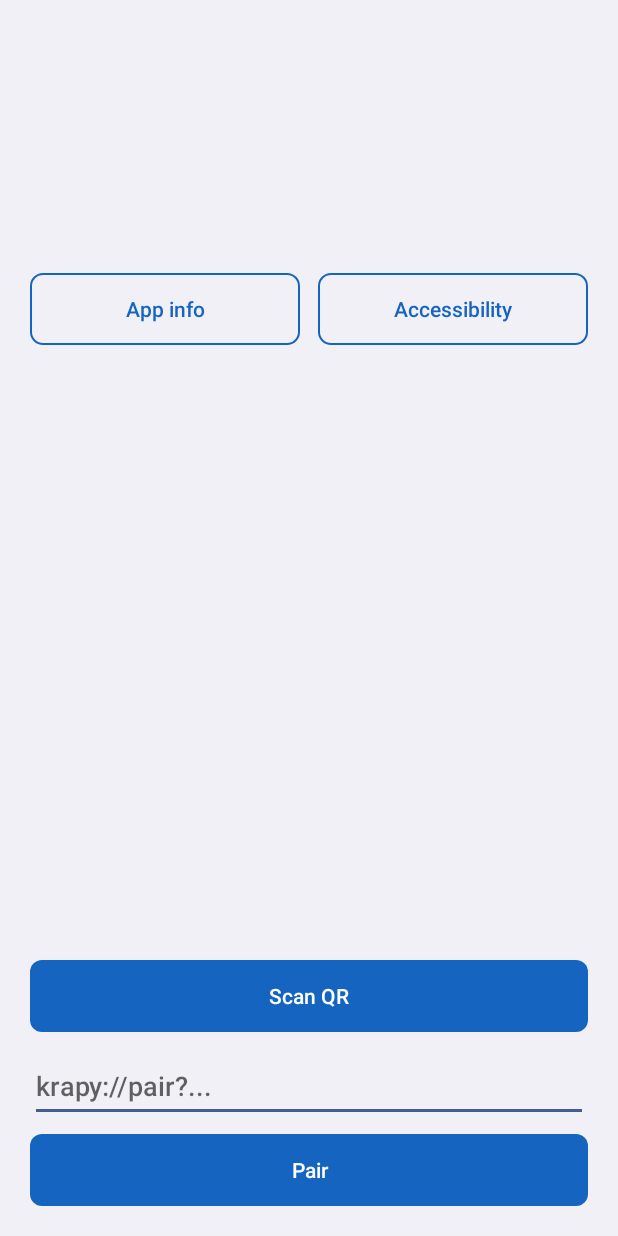
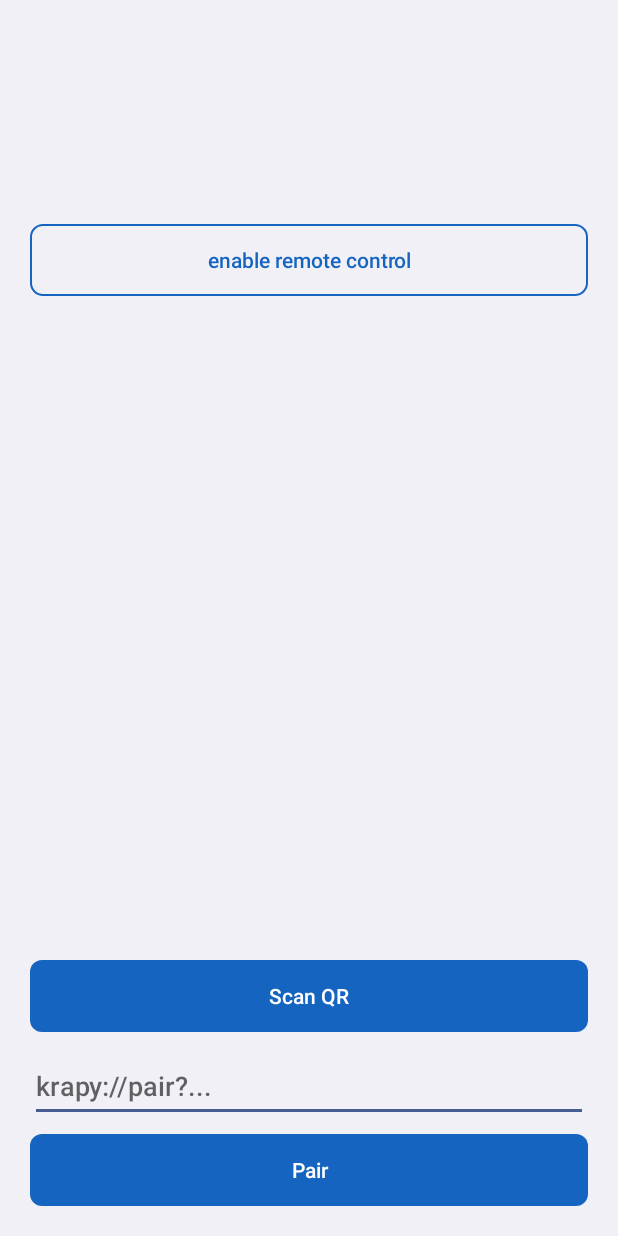
Before and after one commit to Emmanue707/krapy, an Android app: the screen it shows after launch (MainActivity), on a phone screen of 412 x 824 dp. Run offline under Robolectric (Android 15) with nearby library versions, the phone set to English and light mode, and no system bars.

Commit message:
android: app info first, then accessibility

```diff
--- a/android/app/src/main/kotlin/com/waghitech/krapy/MainActivity.kt
+++ b/android/app/src/main/kotlin/com/waghitech/krapy/MainActivity.kt
@@ -4,6 +4,7 @@ import android.Manifest
 import android.app.Activity
 import android.app.AlertDialog
 import android.content.ClipboardManager
+import android.content.Context
 import android.content.Intent
 import android.content.pm.PackageManager
 import android.content.res.ColorStateList
@@ -39,6 +40,7 @@ class MainActivity : Activity() {
     private lateinit var emptyPeers: TextView
     private var peerRows: List<Peer> = emptyList()
     private var pendingPeer: Peer? = null
+    private var remoteHintText = "remote control needs accessibility (optional)"
     private val basePadH by lazy { dp(20) }
     private val basePadTop by lazy { dp(16) }
     private val basePadBottom by lazy { dp(20) }
@@ -147,6 +149,14 @@ class MainActivity : Activity() {
 
     override fun onResume() {
         super.onResume()
+        val prefs = uiPrefs()
+        if (prefs.getBoolean(PREF_SENT_TO_APP_INFO, false)) {
+            prefs.edit().putBoolean(PREF_SENT_TO_APP_INFO, false).apply()
+            if (!InputService.InputBridge.enabled()) {
+                remoteHintText = "turn on krapy"
+                startActivity(Intent(Settings.ACTION_ACCESSIBILITY_SETTINGS))
+            }
+        }
         if (::remoteBlock.isInitialized) {
             refreshRemoteBlock()
         }
@@ -261,6 +271,16 @@ class MainActivity : Activity() {
         }
     }
 
+    private fun uiPrefs() = getSharedPreferences(PREFS_UI, Context.MODE_PRIVATE)
+
+    private fun isPlayStoreInstall(): Boolean {
+        return try {
+            packageManager.getInstallSourceInfo(packageName).installingPackageName == "com.android.vending"
+        } catch (_: Exception) {
+            false
+        }
+    }
+
     private fun refreshRemoteBlock() {
         remoteBlock.removeAllViews()
         if (InputService.InputBridge.enabled()) {
@@ -268,52 +288,14 @@ class MainActivity : Activity() {
             return
         }
         remoteBlock.visibility = View.VISIBLE
-        if (Build.VERSION.SDK_INT >= 33) {
         remoteBlock.addView(TextView(this).apply {
-                text =
-                    "Android blocks this for sideloaded apps. Open App info, tap the ⋮ menu, " +
-                    "choose Allow restricted settings, then turn on krapy in Accessibility."
-                textSize = 13f
-                setTextColor(textSecondary())
-                setPadding(0, 0, 0, dp(8))
-            })
-            val row = LinearLayout(this).apply {
-                orientation = LinearLayout.HORIZONTAL
-            }
-            row.addView(secondaryButton("App info") {
-                startActivity(
-                    Intent(Settings.ACTION_APPLICATION_DETAILS_SETTINGS).apply {
-                        data = Uri.fromParts("package", packageName, null)
-                    },
-                )
-            }.apply {
-                layoutParams = LinearLayout.LayoutParams(0, ViewGroup.LayoutParams.WRAP_CONTENT, 1f).apply {
-                    marginEnd = dp(6)
-                }
-            })
-            row.addView(secondaryButton("Accessibility") {
-                startActivity(Intent(Settings.ACTION_ACCESSIBILITY_SETTINGS))
-            }.apply {
-                layoutParams = LinearLayout.LayoutParams(0, ViewGroup.LayoutParams.WRAP_CONTENT, 1f).apply {
-                    marginStart = dp(6)
-                }
-            })
-            remoteBlock.addView(row)
-            remoteBlock.addView(View(this).apply {
-                layoutParams = LinearLayout.LayoutParams(
-                    ViewGroup.LayoutParams.MATCH_PARENT,
-                    dp(16),
-                )
-            })
-        } else {
-            remoteBlock.addView(TextView(this).apply {
-                text = "remote control needs accessibility"
+            text = remoteHintText
             textSize = 13f
             setTextColor(textSecondary())
             setPadding(0, 0, 0, dp(8))
         })
         remoteBlock.addView(secondaryButton("enable remote control") {
-                startActivity(Intent(Settings.ACTION_ACCESSIBILITY_SETTINGS))
+            onEnableRemoteControlClicked()
         })
         remoteBlock.addView(View(this).apply {
             layoutParams = LinearLayout.LayoutParams(
@@ -322,6 +304,30 @@ class MainActivity : Activity() {
             )
         })
     }
+
+    private fun onEnableRemoteControlClicked() {
+        if (Build.VERSION.SDK_INT < 33 || isPlayStoreInstall()) {
+            startActivity(Intent(Settings.ACTION_ACCESSIBILITY_SETTINGS))
+            return
+        }
+        val message =
+            "1. Settings > Apps > krapy (we open it for you).\n" +
+            "2. Tap the ⋮ menu (top right) > Allow restricted settings, then confirm with your PIN or fingerprint.\n" +
+            "3. Come back here and we open Accessibility: krapy > turn on.\n\n" +
+            "Mirroring works without this."
+        AlertDialog.Builder(this)
+            .setTitle("Allow remote control")
+            .setMessage(message)
+            .setPositiveButton("Continue") { _, _ ->
+                uiPrefs().edit().putBoolean(PREF_SENT_TO_APP_INFO, true).apply()
+                startActivity(
+                    Intent(Settings.ACTION_APPLICATION_DETAILS_SETTINGS).apply {
+                        data = Uri.fromParts("package", packageName, null)
+                    },
+                )
+            }
+            .setNegativeButton("Cancel", null)
+            .show()
     }
 
     private fun startMirroring(peer: Peer) {
@@ -435,5 +441,7 @@ class MainActivity : Activity() {
         private const val REQ_SCAN = 1
         private const val REQ_CAPTURE = 2
         private const val REQ_NOTIF = 3
+        private const val PREFS_UI = "krapy_ui"
+        private const val PREF_SENT_TO_APP_INFO = "sent_to_app_info"
     }
 }
```
Lines whose indentation alone changed are shown as unchanged.
